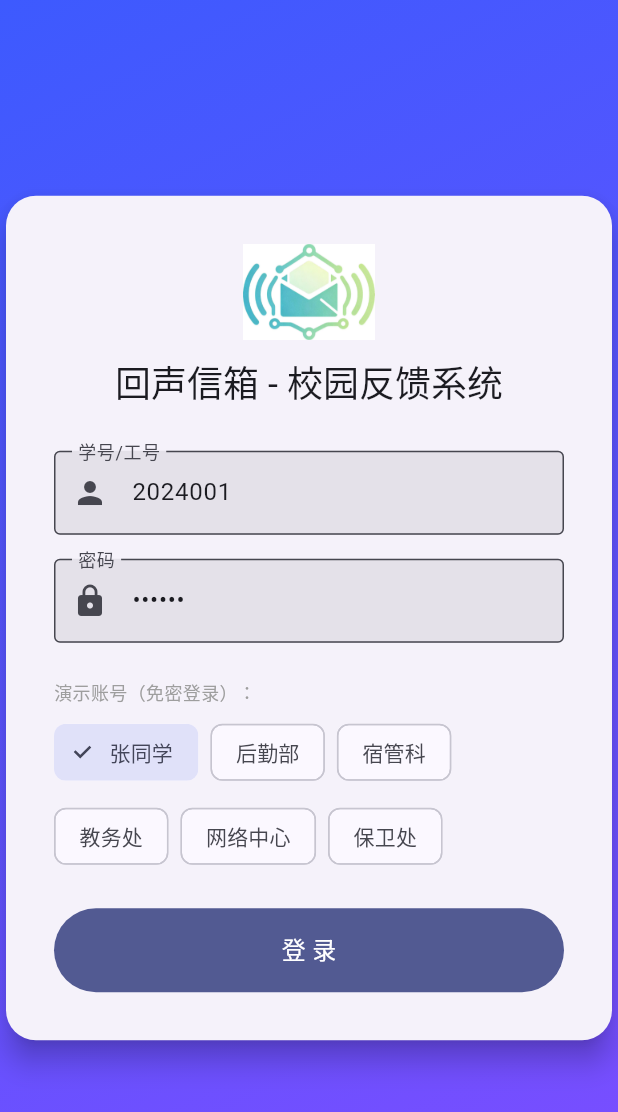
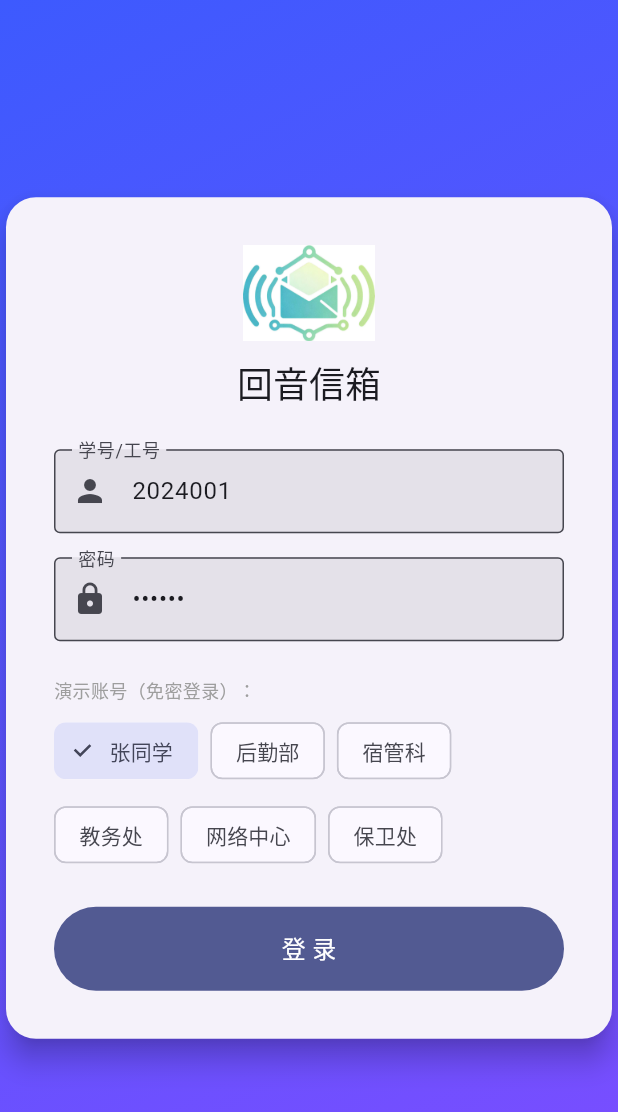
Before and after one commit to Entiesci/schoolHelper_Demo, a Flutter app: the screen it shows after launch, on a phone screen of 412 x 824 dp. Shown: the top 1112 px of the screen. Run offline on Flutter 3.47's test engine with Material 3 defaults, Android fonts, the phone set to English and light mode, and no system bars; accounts and stored records are empty.

Commit message:
icon/title upd

```diff
--- a/lib/main.dart
+++ b/lib/main.dart
@@ -13,7 +13,7 @@ class MyApp extends StatelessWidget {
     return AppStateProvider(
       state: AppState(),
       child: MaterialApp(
-        title: '回声信箱 - 校园反馈系统',
+        title: '回音信箱 - 校园反馈系统',
         debugShowCheckedModeBanner: false,
         theme: ThemeData(
           useMaterial3: true,
--- a/lib/pages/login_page.dart
+++ b/lib/pages/login_page.dart
@@ -43,7 +43,7 @@ class _LoginPageState extends State<LoginPage> {
                       height: 64,
                     ),
                     const SizedBox(height: 12),
-                    Text('回声信箱 - 校园反馈系统',
+                    Text('回音信箱',
                         textAlign: TextAlign.center,
                         style: Theme.of(context).textTheme.headlineSmall),
                     const SizedBox(height: 28),
```
Also changed, not shown: 5 other files.
